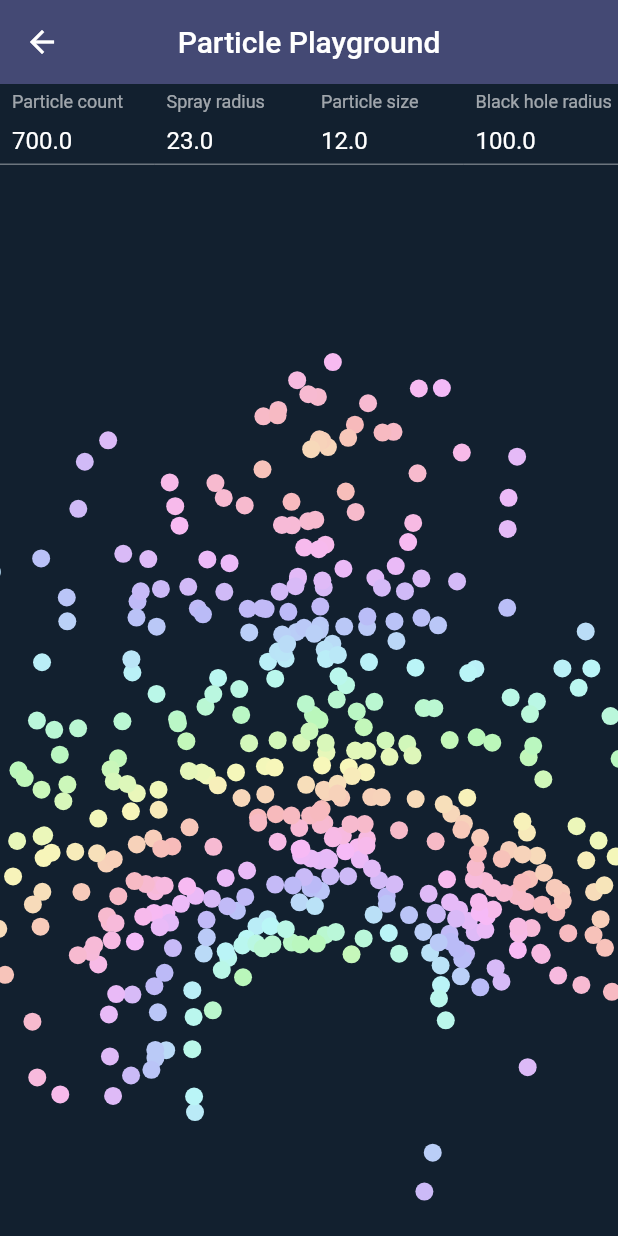
After one commit to ikramhasan/Flutter-Artbook, a Flutter app: the ParticlePlayground screen opened directly, on a phone screen of 412 x 824 dp. The commit adds this screen. Run offline on Flutter 3.47's test engine with Material 2 defaults, Android fonts, the phone set to English and light mode, and no system bars; our stand-ins replace get; missing offline and left inert: dart:html.

Commit message:
ADDED: Particle Playground

```diff
--- /dev/null
+++ b/lib/arts/particle_playground.dart
@@ -0,0 +1,319 @@
+import 'dart:async';
+import 'dart:math';
+
+import 'package:flutter/foundation.dart';
+import 'package:flutter/material.dart';
+import 'package:flutter/services.dart';
+
+/// https://twitter.com/creativemaybeno/status/1290173415530299392?s=20
+/// Based on https://codegolf.tk/a/321.
+
+/// [StatefulWidget] managing the animation for the custom painter.
+class ParticlePlayground extends StatefulWidget {
+  /// Constructs a `const` [ParticlePlayground].
+  const ParticlePlayground();
+
+  @override
+  _ParticlePlaygroundState createState() => _ParticlePlaygroundState();
+}
+
+class _ParticlePlaygroundState extends State<ParticlePlayground> {
+  /// Notifies the animation about the currently elapsed time.
+  ValueNotifier<double> _time;
+
+  /// Updates the [_time].
+  Timer _timer;
+
+  /// Configurable attributes of the simulation.
+  double _particleCount = 700,
+      _particleSize = 12,
+      _blackHoleRadius = 100,
+      _sprayRadius = 23;
+
+  /// Convenience list for the configurable attributes that makes creating
+  /// input fields for them easy.
+  List<List<Object>> _configurables;
+
+  /// Controller for the [_configurables].
+  List<TextEditingController> _inputControllers;
+
+  @override
+  void initState() {
+    super.initState();
+
+    // Setup time.
+    _time = ValueNotifier(0);
+    // Setup timer.
+    final begin = DateTime.now();
+    _timer = Timer.periodic(
+      Duration(
+        // Update up to 60 times a second.
+        microseconds: 1e6 ~/ 60,
+      ),
+      (_) {
+        _time.value = DateTime.now().difference(begin).inMicroseconds / 1e6;
+      },
+    );
+
+    // Setup configurables.
+    _configurables = [
+      [
+        'Particle count',
+        () => _particleCount,
+        ($) => _particleCount = $,
+      ],
+      [
+        'Spray radius',
+        () => _sprayRadius,
+        ($) => _sprayRadius = $,
+      ],
+      [
+        'Particle size',
+        () => _particleSize,
+        ($) => _particleSize = $,
+      ],
+      [
+        'Black hole radius',
+        () => _blackHoleRadius,
+        ($) => _blackHoleRadius = $,
+      ],
+    ];
+
+    _inputControllers = _configurables.map((attribute) {
+      return TextEditingController(text: '${(attribute[1] as Function)()}');
+    }).toList();
+  }
+
+  @override
+  void dispose() {
+    for (final controller in _inputControllers) {
+      controller.dispose();
+    }
+
+    _timer.cancel();
+    _time.dispose();
+
+    super.dispose();
+  }
+
+  @override
+  Widget build(BuildContext context) {
+    return Scaffold(
+      appBar: AppBar(
+        backgroundColor: Color(0xFF444974),
+        elevation: 0,
+        title: Text('Particle Playground'),
+        centerTitle: true,
+      ),
+      body: Stack(
+        children: [
+          CustomPaint(
+            size: MediaQuery.of(context).size,
+            willChange: true,
+            painter: Painter(
+              _time,
+              particleCount: _particleCount,
+              particleSize: _particleSize,
+              blackHoleRadius: _blackHoleRadius,
+              sprayRadius: _sprayRadius,
+            ),
+          ),
+          // Show text fields that allow configuring some attributes of the
+          // animation.
+          SizedBox(
+            height: 60,
+            child: Row(
+              children: [
+                for (var i = 0; i < _configurables.length; i++)
+                  Flexible(
+                    child: TextField(
+                      controller: _inputControllers[i],
+                      onChanged: (text) {
+                        final value = int.parse(text);
+
+                        setState(() {
+                          (_configurables[i][2] as Function)(value);
+                        });
+                      },
+                      inputFormatters: [
+                        WhitelistingTextInputFormatter.digitsOnly,
+                      ],
+                      decoration: InputDecoration(
+                        labelText: _configurables[i][0] as String,
+                        contentPadding: const EdgeInsets.only(
+                          left: 8,
+                        ),
+                      ),
+                    ),
+                  ),
+              ],
+            ),
+          ),
+        ],
+      ),
+    );
+  }
+}
+
+/// Calculates the hypotenuse of a triangle with side lengths [v1] and [v2].
+///
+/// This means that the square root of the sum of squares of [v1] and [v2] is
+/// returned from this function.
+double hypot(num v1, num v2) {
+  return sqrt(pow(v1, 2) + pow(v2, 2));
+}
+
+/// [CustomPainter] that takes care of actually painting the animation.
+class Painter extends CustomPainter {
+  /// Constructs a [Painter] given an [time].
+  Painter(
+    this.time, {
+    this.particleCount,
+    this.blackHoleRadius,
+    this.sprayRadius,
+    this.particleSize,
+  }) : super(repaint: time);
+
+  /// Time that controls how the animation is drawn.
+  ///
+  /// The value of this animation should be `t` in seconds.
+  final ValueListenable<double> time;
+
+  /// The number of particles that fly around and will be created after the
+  /// previous particles reach the destination each time.
+  final particleCount;
+
+  /// How close the particles need to be to the destination in order to reach it.
+  final blackHoleRadius;
+
+  /// How many pixels the particles should be sprayed out around the creation
+  /// point initially.
+  final sprayRadius;
+
+  /// Size for each particle.
+  ///
+  /// The width and height of each particle drawn is equal to this size value.
+  final particleSize;
+
+  /// Padding controlling the minimum distance any destination for the particles
+  /// can be away from any edge of the available space.
+  static final _destinationPadding = 124;
+
+  /// Position of the particles.
+  double _x, _y;
+
+  /// All information about all particles.
+  List<List<double>> _particles;
+
+  /// Creates a fresh bunch of particles that will decay over time (until
+  /// they reach the destination).
+  void _createParticles(Size size) {
+    // Random that will be used to create the particles.
+    final random = Random();
+
+    // Start without any particles.
+    _particles = [];
+
+    // Create the particles.
+    for (var i = 0; i < particleCount; i++) {
+      // The angle of this particle.
+      // Each particle is distributed in a circle around the creation point.
+      // In total, the particles fill up all angles in _particleCount steps.
+      final angle = pi * 2 / particleCount * i;
+
+      // Add a particle at the current position and random initial values.
+      _particles.add([
+        _x,
+        _y,
+        sin(angle) * sprayRadius * random.nextDouble(),
+        cos(angle) * sprayRadius * random.nextDouble(),
+        0,
+      ]);
+    }
+
+    // Select a random destination for the particles in the available space.
+    // The destination is padded to avoid particles flying off screen.
+    _x = _destinationPadding +
+        random.nextDouble() * (size.width - _destinationPadding * 2);
+    _y = _destinationPadding +
+        random.nextDouble() * (size.height - _destinationPadding * 2);
+  }
+
+  @override
+  void paint(Canvas canvas, Size size) {
+    // Time in seconds.
+    final t = time.value;
+
+    // Initialize x and y based on the size.
+    if (_x == null) {
+      _x = size.width / 2;
+      _y = size.height / 2;
+    }
+
+    // Create particles initially and when all particles have reached the
+    // destination.
+    if (_particles?.isEmpty != false) {
+      _createParticles(size);
+    }
+
+    // Draw background.
+    canvas.drawRect(
+      Offset.zero & size,
+      Paint()
+        ..color =
+            // Dart dark blue with low alpha for streaks.
+            const Color.fromARGB(255, 18, 32, 47),
+    );
+
+    // Draw all particles and advance them.
+    for (final particle in _particles) {
+      // Set the distance of this particle to the destination.
+      particle[4] = hypot(_x - particle[0], _y - particle[1]);
+
+      // Advance this particle and paint it.
+
+      // Update spread.
+      final c = pow(particle[4], 2) / 250;
+      particle[2] += (_x - particle[0]) / c;
+      particle[3] += (_y - particle[1]) / c;
+
+      // Derive the color from HSL.
+      final color = HSLColor.fromAHSL(
+        1,
+        (t * 4e2 - hypot(particle[2], particle[3]) * 29) % 360,
+        .8,
+        .85,
+      ).toColor();
+
+      // Advance in the x direction.
+      particle[2] *= .97;
+      particle[0] += particle[2];
+
+      // Advance in the y direction.
+      particle[3] *= .97;
+      particle[1] += particle[3];
+
+      // Draw the particle.
+      canvas.drawOval(
+        Rect.fromLTWH(
+          particle[0],
+          particle[1],
+          particleSize,
+          particleSize,
+        ),
+        Paint()..color = color,
+      );
+    }
+
+    // Remove particles that have reached the destination.
+    _particles.removeWhere((particle) {
+      return particle[4] < blackHoleRadius;
+    });
+  }
+
+  @override
+  bool shouldRepaint(_) =>
+      // Repaints should only be triggered by the time.
+      // Whether this is true or false does not matter at all.
+      false;
+}
--- a/lib/main.dart
+++ b/lib/main.dart
@@ -14,6 +14,7 @@ class App extends StatelessWidget {
       debugShowCheckedModeBanner: false,
       title: 'Flutter ArtBook',
       theme: ThemeData(
+        brightness: Brightness.dark,
         canvasColor: Color(0xFF2D2F41),
         primarySwatch: Colors.blue,
         visualDensity: VisualDensity.adaptivePlatformDensity,
```
Also changed, not shown: lib/homepage.dart (+13 -0 lines), 1 other file.
